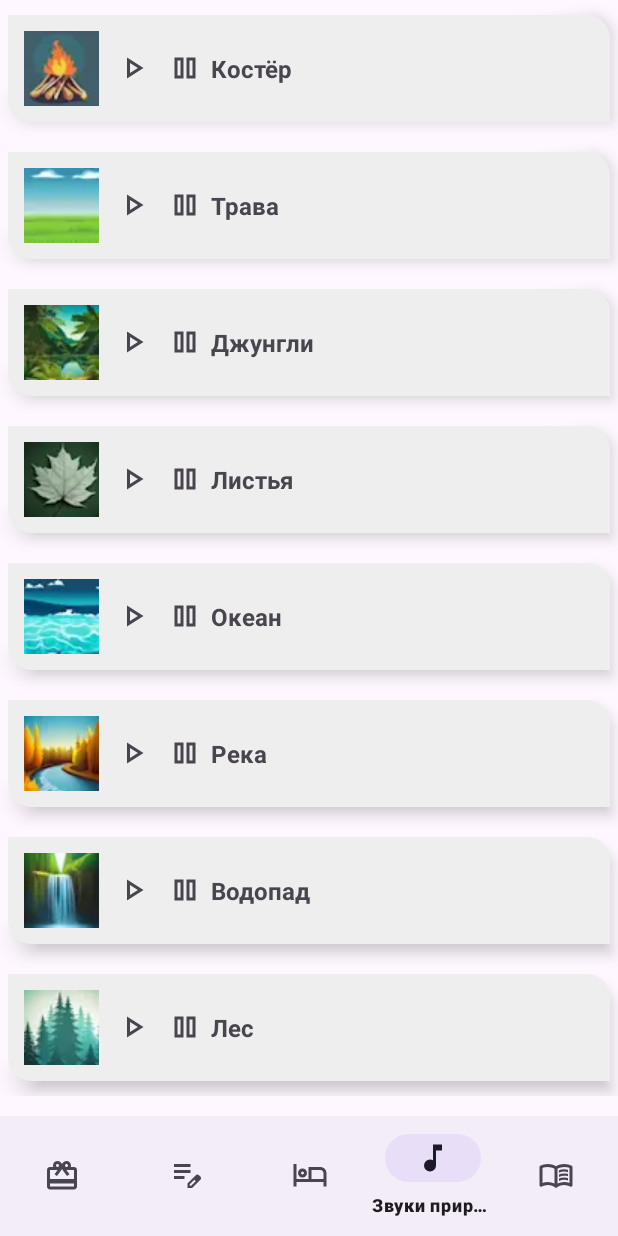
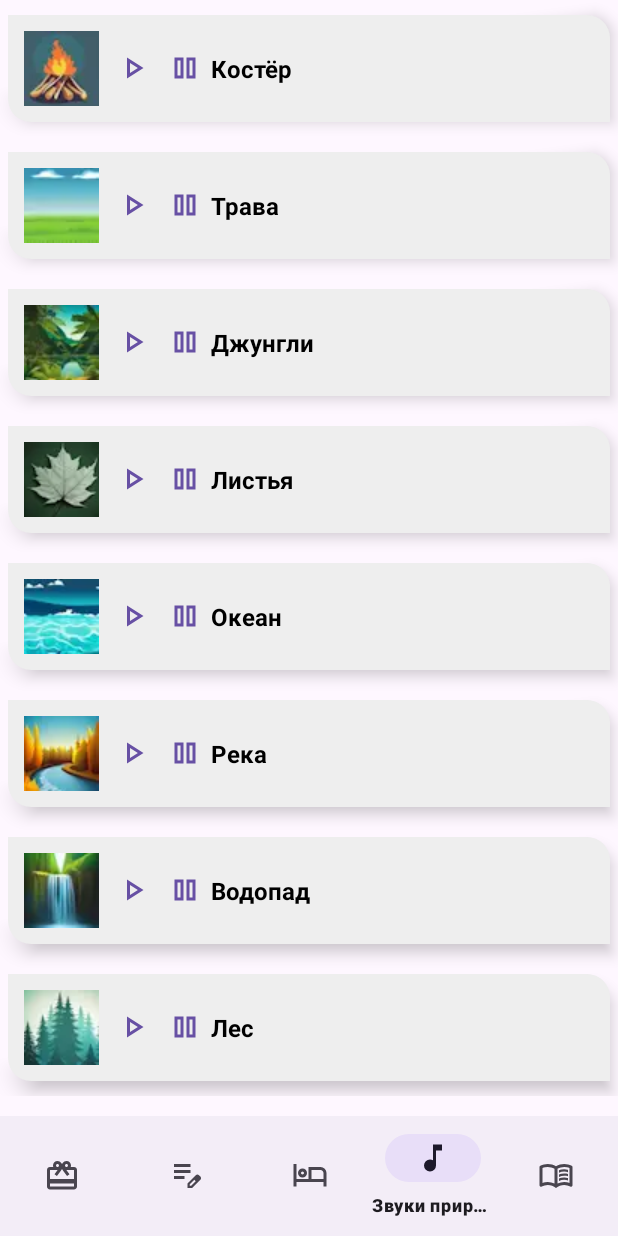
Before and after one commit to i1qxa/Fitness_Planner, an Android app: the screen it shows after launch (MainActivity), item 4 of the bottom bar chosen, on a phone screen of 412 x 824 dp. Run offline under Robolectric (Android 15) with nearby library versions, the phone set to English and light mode, and no system bars.

Commit message:
disable dark theme. Add webview error checking

```diff
--- a/app/src/main/java/com/lifehealth/fitplanner/ui/MainActivity.kt
+++ b/app/src/main/java/com/lifehealth/fitplanner/ui/MainActivity.kt
@@ -2,6 +2,7 @@ package com.lifehealth.fitplanner.ui
 
 import androidx.appcompat.app.AppCompatActivity
 import android.os.Bundle
+import androidx.appcompat.app.AppCompatDelegate
 import androidx.fragment.app.Fragment
 import com.lifehealth.fitplanner.R
 import com.lifehealth.fitplanner.databinding.ActivityMainBinding
@@ -15,6 +16,7 @@ class MainActivity : AppCompatActivity() {
     private val binding by lazy { ActivityMainBinding.inflate(layoutInflater) }
 
     override fun onCreate(savedInstanceState: Bundle?) {
+        AppCompatDelegate.setDefaultNightMode(AppCompatDelegate.MODE_NIGHT_NO)
         super.onCreate(savedInstanceState)
         setContentView(binding.root)
         setupBottomNavigation()
--- a/app/src/main/java/com/lifehealth/fitplanner/ui/encouragement/EncouragementFragment.kt
+++ b/app/src/main/java/com/lifehealth/fitplanner/ui/encouragement/EncouragementFragment.kt
@@ -4,7 +4,6 @@ import android.os.Bundle
 import android.view.LayoutInflater
 import android.view.View
 import android.view.ViewGroup
-import android.webkit.WebViewClient
 import androidx.fragment.app.Fragment
 import androidx.lifecycle.lifecycleScope
 import com.lifehealth.fitplanner.databinding.FragmentEncouragementBinding
@@ -44,15 +43,30 @@ class EncouragementFragment : Fragment() {
             setupPlayer(getHTMLData("PzlV2jYSLd4"))
         }
         setupBtnClickListeners()
+        observeLoadingVideo()
+    }
+
+    private fun observeLoadingVideo(){
+
+        ErrorLoadingVideo.errorLoadingVideoLD.observe(viewLifecycleOwner){
+            if (it){
+                binding.tvErrorLoadingVideo.visibility = View.VISIBLE
+                binding.wvMotivationVideo.visibility = View.GONE
+            }else{
+                binding.tvErrorLoadingVideo.visibility = View.GONE
+                binding.wvMotivationVideo.visibility = View.VISIBLE
+            }
+        }
 
     }
 
     private fun setupPlayer(htmlData: String) {
+        ErrorLoadingVideo.errorLoadingVideoLD.value = false
         with(ytPlayer) {
             settings.javaScriptEnabled = true
             settings.loadWithOverviewMode = true
             settings.useWideViewPort = true
-            webViewClient = WebViewClient()
+            webViewClient = YTWebClient()
             loadDataWithBaseURL(
                 "https://www.youtube.com",
                 htmlData,
--- /dev/null
+++ b/app/src/main/java/com/lifehealth/fitplanner/ui/encouragement/ErrorLoadingVideo.kt
@@ -0,0 +1,11 @@
+package com.lifehealth.fitplanner.ui.encouragement
+
+import androidx.lifecycle.MutableLiveData
+
+object ErrorLoadingVideo {
+
+    val errorLoadingVideoLD = MutableLiveData<Boolean>()
+
+
+
+}
--- /dev/null
+++ b/app/src/main/java/com/lifehealth/fitplanner/ui/encouragement/YTWebClient.kt
@@ -0,0 +1,20 @@
+package com.lifehealth.fitplanner.ui.encouragement
+
+import android.webkit.WebResourceError
+import android.webkit.WebResourceRequest
+import android.webkit.WebView
+import android.webkit.WebViewClient
+
+class YTWebClient:WebViewClient() {
+
+    override fun onReceivedError(
+        view: WebView?,
+        request: WebResourceRequest?,
+        error: WebResourceError?
+    ) {
+        super.onReceivedError(view, request, error)
+        ErrorLoadingVideo.errorLoadingVideoLD.value = true
+    }
+
+
+}
--- a/app/src/main/res/drawable/next_video.xml
+++ b/app/src/main/res/drawable/next_video.xml
@@ -3,7 +3,7 @@
     android:height="24dp"
     android:viewportWidth="960"
     android:viewportHeight="960"
-    android:tint="?attr/colorControlNormal">
+    android:tint="?attr/colorPrimary">
   <path
       android:fillColor="@android:color/white"
       android:pathData="M660,720L660,240L740,240L740,720L660,720ZM220,720L220,240L580,480L220,720ZM300,480L300,480L300,480L300,480ZM300,570L436,480L300,390L300,570Z"/>
--- a/app/src/main/res/drawable/pause_music.xml
+++ b/app/src/main/res/drawable/pause_music.xml
@@ -3,7 +3,7 @@
     android:height="24dp"
     android:viewportWidth="960"
     android:viewportHeight="960"
-    android:tint="?attr/colorControlNormal">
+    android:tint="?attr/colorPrimary">
   <path
       android:fillColor="@android:color/white"
       android:pathData="M520,760L520,200L760,200L760,760L520,760ZM200,760L200,200L440,200L440,760L200,760ZM600,680L680,680L680,280L600,280L600,680ZM280,680L360,680L360,280L280,280L280,680ZM280,280L280,280L280,680L280,680L280,280ZM600,280L600,280L600,680L600,680L600,280Z"/>
--- a/app/src/main/res/drawable/play_music.xml
+++ b/app/src/main/res/drawable/play_music.xml
@@ -3,7 +3,7 @@
     android:height="24dp"
     android:viewportWidth="960"
     android:viewportHeight="960"
-    android:tint="?attr/colorControlNormal">
+    android:tint="?attr/colorPrimary">
   <path
       android:fillColor="@android:color/white"
       android:pathData="M320,760L320,200L760,480L320,760ZM400,480L400,480L400,480L400,480ZM400,614L610,480L400,346L400,614Z"/>
--- a/app/src/main/res/layout/fragment_sleep.xml
+++ b/app/src/main/res/layout/fragment_sleep.xml
@@ -36,6 +36,7 @@
         android:layout_marginHorizontal="5dp"
         android:layout_marginTop="10dp"
         android:background="@drawable/sound_of_nature_background"
+        android:padding="10dp"
         />
 
     <ImageView
--- a/app/src/main/res/layout/sound_of_nature_item.xml
+++ b/app/src/main/res/layout/sound_of_nature_item.xml
@@ -15,8 +15,6 @@
         android:layout_height="wrap_content"
         android:layout_margin="5dp"
         />
-
-
 
     <ImageView
         android:id="@+id/ivBtnPlay"
--- a/app/src/main/res/values-night/themes.xml
+++ b/app/src/main/res/values-night/themes.xml
@@ -2,6 +2,8 @@
     <!-- Base application theme. -->
     <style name="Base.Theme.FitnessPlanner" parent="Theme.Material3.DayNight.NoActionBar">
         <!-- Customize your dark theme here. -->
-        <!-- <item name="colorPrimary">@color/my_dark_primary</item> -->
+         <item name="colorPrimary">@color/black</item>
+        <item name="android:textColor">@color/black</item>
+        <item name="android:textColorHint">@color/grey700</item>
     </style>
 </resources>
--- a/app/src/main/res/values/colors.xml
+++ b/app/src/main/res/values/colors.xml
@@ -1,6 +1,7 @@
 <?xml version="1.0" encoding="utf-8"?>
 <resources>
     <color name="black">#FF000000</color>
+    <color name="grey700">#616161</color>
     <color name="white">#FFFFFFFF</color>
     <color name="red800">#c62828</color>
     <color name="green800">#2e7d32</color>
--- a/app/src/main/res/values/strings.xml
+++ b/app/src/main/res/values/strings.xml
@@ -21,4 +21,5 @@
     <string name="kkal">ккал:</string>
     <string name="total_time">Общее время:</string>
     <string name="ingredients">Ингредиенты:</string>
+    <string name="error_loading_video">Ошибка загрузки видео. Повторите попытку позже</string>
 </resources>
--- a/app/src/main/res/values/themes.xml
+++ b/app/src/main/res/values/themes.xml
@@ -3,6 +3,10 @@
     <style name="Base.Theme.FitnessPlanner" parent="Theme.Material3.DayNight.NoActionBar">
         <!-- Customize your light theme here. -->
         <!-- <item name="colorPrimary">@color/my_light_primary</item> -->
+
+        <item name="android:textColor">@color/black</item>
+        <item name="android:textColorHint">@color/grey700</item>
+
     </style>
 
     <style name="Theme.FitnessPlanner" parent="Base.Theme.FitnessPlanner" />
```
Also changed, not shown: app/src/main/res/layout/fragment_encouragement.xml (+13 -0 lines).
